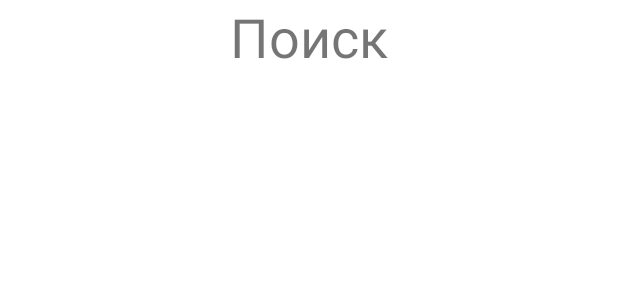
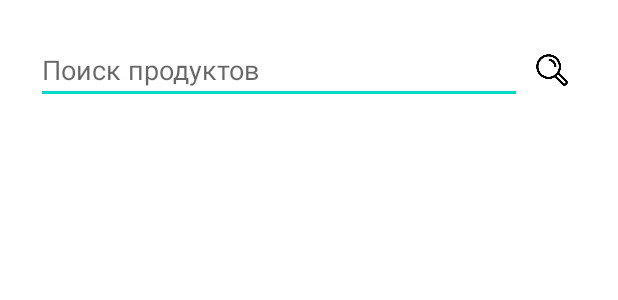
Before and after one commit to ssLukass/GroomVer, an Android app: the layout fragment_search.xml on its own in the app's theme, with its tools: preview values and no code run, on a phone screen of 412 x 824 dp. Shown: the top 300 px of the screen. Run offline under Robolectric (Android 15) with nearby library versions, the phone set to English and light mode, and no system bars.

Commit message:
Search completed

```diff
--- a/app/src/main/java/com/example/groomver/adapters/ProductsAdapter.java
+++ b/app/src/main/java/com/example/groomver/adapters/ProductsAdapter.java
@@ -62,7 +62,7 @@ public class ProductsAdapter extends RecyclerView.Adapter<ProductsAdapter.Produc
     public void onBindViewHolder(@NonNull ProductViewHolder holder, int position) {
         Product product = products.get(position);
         holder.title.setText(product.getTitle());
-        holder.price.setText(product.getPrice() + " тенге");
+        holder.price.setText(product.getPrice() + " ₸");
         Glide.with(holder.itemView.getContext())
                 .load(product.getImage())
                 .into(holder.image);
--- a/app/src/main/java/com/example/groomver/fragments/AddFragment.java
+++ b/app/src/main/java/com/example/groomver/fragments/AddFragment.java
@@ -138,7 +138,7 @@ public class AddFragment extends Fragment {
         } else if (TextUtils.isEmpty(descriptionProduct)) {
             Toast.makeText(requireContext(), "Введите описание продукта", Toast.LENGTH_SHORT).show();
         } else if (TextUtils.isEmpty(price)) {
-            Toast.makeText(requireContext(), "Введите цену продукта", Toast.LENGTH_SHORT).show();
+            Toast.makeText(requireContext(), "Введите цену продукта ₸", Toast.LENGTH_SHORT).show();
         } else {
             saveAdToDatabase();
         }
--- a/app/src/main/res/layout/fragment_search.xml
+++ b/app/src/main/res/layout/fragment_search.xml
@@ -1,16 +1,40 @@
 <?xml version="1.0" encoding="utf-8"?>
-<FrameLayout xmlns:android="http://schemas.android.com/apk/res/android"
-    xmlns:tools="http://schemas.android.com/tools"
+<LinearLayout xmlns:android="http://schemas.android.com/apk/res/android"
     android:layout_width="match_parent"
     android:layout_height="match_parent"
-    tools:context=".fragments.SearchFragment">
+    android:orientation="vertical"
+    android:padding="16dp">
 
+    <LinearLayout
+        android:layout_width="match_parent"
+        android:layout_height="wrap_content"
+        android:orientation="horizontal"
 
-    <TextView
+        android:padding="8dp"
+        android:gravity="center_vertical">
+
+        <EditText
+            android:id="@+id/etSearch"
+            android:layout_width="0dp"
+            android:layout_height="wrap_content"
+            android:layout_weight="1"
+            android:hint="Поиск продуктов"
+            android:inputType="text" />
+
+        <ImageView
+            android:id="@+id/ivSearchIcon"
+            android:layout_width="40dp"
+            android:layout_height="40dp"
+            android:src="@drawable/search"
+            android:clickable="true"
+            android:focusable="true"
+            android:padding="8dp"/>
+    </LinearLayout>
+
+    <androidx.recyclerview.widget.RecyclerView
+        android:id="@+id/rvSearchResults"
         android:layout_width="match_parent"
         android:layout_height="match_parent"
-        android:textAlignment="center"
-        android:textSize="36dp"
-        android:text="@string/Search" />
-
-</FrameLayout>
+        android:paddingTop="8dp"
+        android:clipToPadding="false" />
+</LinearLayout>
--- a/app/src/main/res/layout/product_item.xml
+++ b/app/src/main/res/layout/product_item.xml
@@ -34,6 +34,8 @@
                 android:id="@+id/tv_product_price"
                 android:layout_width="wrap_content"
                 android:layout_height="wrap_content"
+                android:textStyle="bold"
+                android:textSize="20sp"
                 android:text="Price" />
 
             <TextView
@@ -41,6 +43,8 @@
                 android:layout_width="wrap_content"
                 android:layout_height="wrap_content"
                 android:text="Title"
+                android:textStyle="italic"
+                android:textSize="15sp"
                 android:layout_marginTop="5dp"
                 android:layout_gravity="start|bottom"/>
 
```
Also changed, not shown: app/src/main/java/com/example/groomver/adapters/ProductAdapter.java (added, +59 -0 lines), app/src/main/java/com/example/groomver/fragments/SearchFragment.java (+76 -11 lines), app/src/main/res/layout/chat_list_fragment.xml (added, +19 -0 lines), app/src/main/res/layout/item_message_received.xml (added, +18 -0 lines), app/src/main/res/layout/item_message_sent.xml (added, +18 -0 lines), app/src/main/res/layout/item_product.xml (added, +36 -0 lines).
